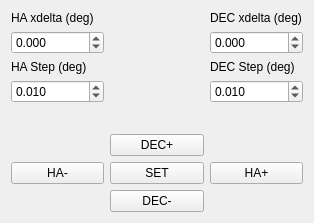
Old version of the form src/utils/xdelta/xdelta.ui in the repository rockit-astro/talon.
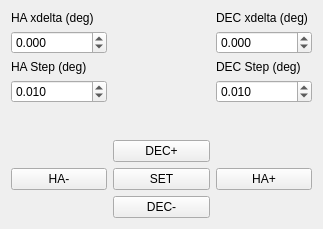
New version of the form.

Commit message: Trivial window size changes.

The edit to the form file:
```diff
--- a/src/utils/xdelta/xdelta.ui
+++ b/src/utils/xdelta/xdelta.ui
@@ -6,8 +6,8 @@
    <rect>
     <x>0</x>
     <y>0</y>
-    <width>314</width>
-    <height>223</height>
+    <width>323</width>
+    <height>229</height>
    </rect>
   </property>
   <property name="windowTitle">
```
